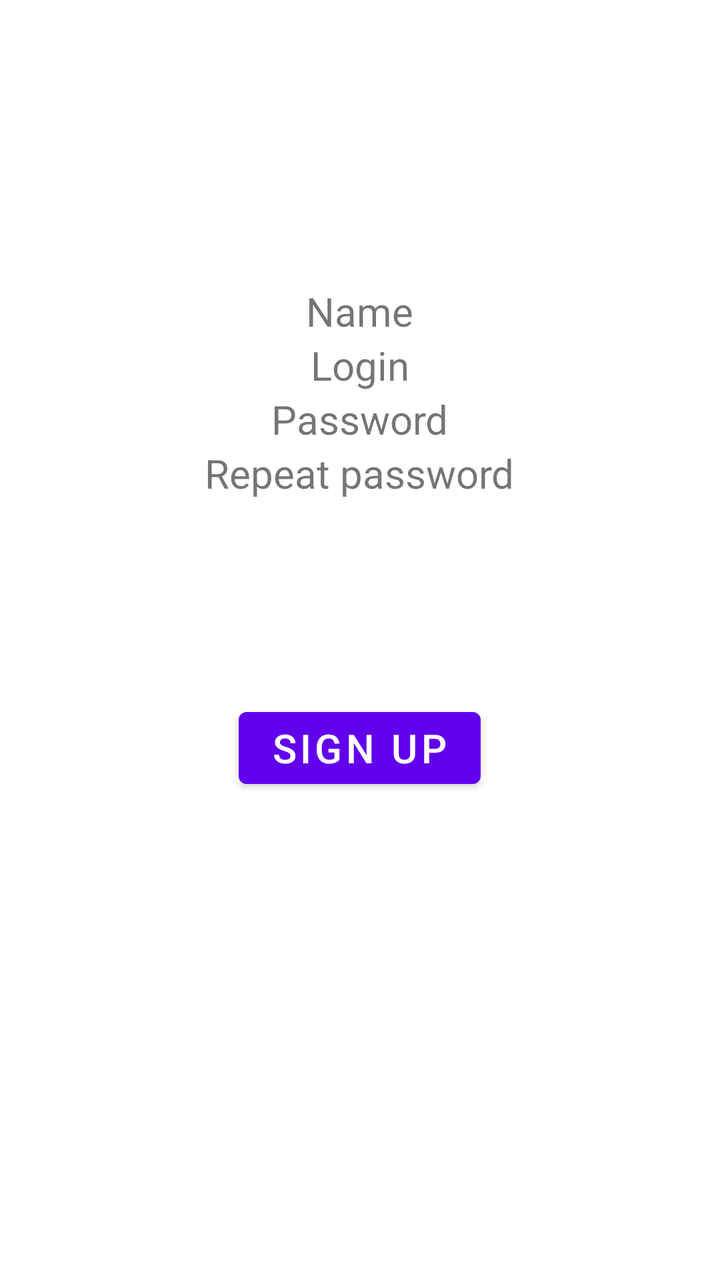
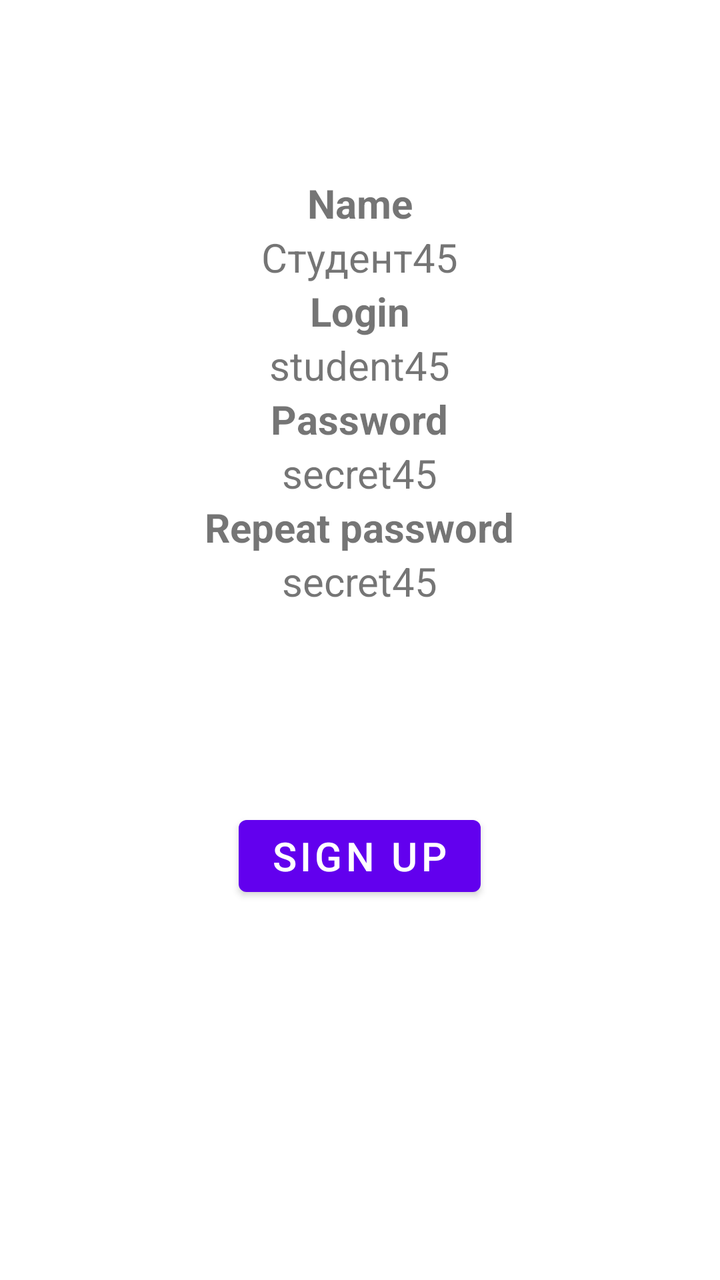

Before-and-after screenshots of an Android layout around one commit, followed by the original layout XML and the change that was made.
<!-- AndroidManifest.xml: application theme AppTheme -->
<!-- res/layout/fragment_registration.xml -->
<?xml version="1.0" encoding="utf-8"?>
<androidx.constraintlayout.widget.ConstraintLayout
    xmlns:android="http://schemas.android.com/apk/res/android"
    xmlns:tools="http://schemas.android.com/tools"
    android:layout_width="match_parent"
    android:layout_height="match_parent"
    >

    <LinearLayout
        android:layout_width="match_parent"
        android:layout_height="match_parent"
        android:gravity="center"
        android:orientation="vertical">

        <TextView
            android:id="@+id/name"
            android:layout_width="wrap_content"
            android:layout_height="wrap_content"
            android:text="@string/name"
            android:textSize="20sp"
            tools:ignore="MissingConstraints"/>

        <TextView
            android:id="@+id/login"
            android:layout_width="wrap_content"
            android:layout_height="wrap_content"
            android:text="@string/login"
            android:textSize="20sp"
            tools:ignore="MissingConstraints"/>

        <TextView
            android:id="@+id/password"
            android:layout_width="wrap_content"
            android:layout_height="wrap_content"
            android:text="@string/password"
            android:textSize="20sp"
            tools:ignore="MissingConstraints"/>

        <TextView
            android:id="@+id/repeat_password"
            android:layout_width="wrap_content"
            android:layout_height="wrap_content"
            android:text="@string/repeat_password"
            android:textSize="20sp"
            tools:ignore="MissingConstraints"/>

        <Button
            android:id="@+id/sign_up"
            android:layout_width="wrap_content"
            android:layout_height="wrap_content"
            android:layout_marginVertical="100dp"
            android:text="@string/sign_up"
            android:textSize="20sp"
            tools:ignore="MissingConstraints"/>

    </LinearLayout>






</androidx.constraintlayout.widget.ConstraintLayout>
<!-- resources referenced by this layout -->
<resources>
  <string name="login">Login</string>
  <string name="name">Name</string>
  <string name="password">Password</string>
  <string name="repeat_password">Repeat password</string>
  <string name="sign_up">Sign up</string>
  <style name="AppTheme" parent="Theme.MaterialComponents.DayNight.DarkActionBar">
          
          <item name="colorPrimary">@color/colorPrimary</item>
          <item name="colorPrimaryDark">@color/colorPrimaryDark</item>
          <item name="colorAccent">@color/colorAccent</item>
      </style>
  <color name="colorPrimary">#6200EE</color>
  <color name="colorPrimaryDark">#3700B3</color>
  <color name="colorAccent">#03DAC5</color>
</resources>

<!-- the commit's change to res/layout/fragment_registration.xml (unified diff, before → after) -->
@@ -18,6 +18,15 @@
             android:layout_height="wrap_content"
             android:text="@string/name"
             android:textSize="20sp"
+            tools:ignore="MissingConstraints"
+            android:textStyle="bold"/>
+
+        <TextView
+            android:id="@+id/student_name"
+            android:layout_width="wrap_content"
+            android:layout_height="wrap_content"
+            android:text="@string/student_name"
+            android:textSize="20sp"
             tools:ignore="MissingConstraints"/>
 
         <TextView
@@ -25,6 +34,15 @@
             android:layout_width="wrap_content"
             android:layout_height="wrap_content"
             android:text="@string/login"
+            android:textSize="20sp"
+            tools:ignore="MissingConstraints"
+            android:textStyle="bold"/>
+
+        <TextView
+            android:id="@+id/student_login"
+            android:layout_width="wrap_content"
+            android:layout_height="wrap_content"
+            android:text="@string/student45"
             android:textSize="20sp"
             tools:ignore="MissingConstraints"/>
 
@@ -34,6 +52,15 @@
             android:layout_height="wrap_content"
             android:text="@string/password"
             android:textSize="20sp"
+            tools:ignore="MissingConstraints"
+            android:textStyle="bold"/>
+
+        <TextView
+            android:id="@+id/student_password"
+            android:layout_width="wrap_content"
+            android:layout_height="wrap_content"
+            android:text="@string/secret45"
+            android:textSize="20sp"
             tools:ignore="MissingConstraints"/>
 
         <TextView
@@ -41,6 +68,15 @@
             android:layout_width="wrap_content"
             android:layout_height="wrap_content"
             android:text="@string/repeat_password"
+            android:textSize="20sp"
+            tools:ignore="MissingConstraints"
+            android:textStyle="bold"/>
+
+        <TextView
+            android:id="@+id/student_repeat_password"
+            android:layout_width="wrap_content"
+            android:layout_height="wrap_content"
+            android:text="@string/secret45"
             android:textSize="20sp"
             tools:ignore="MissingConstraints"/>
 
@@ -54,10 +90,4 @@
             tools:ignore="MissingConstraints"/>
 
     </LinearLayout>
-
-
-
-
-
-
 </androidx.constraintlayout.widget.ConstraintLayout>
<!-- resource entries referenced after the edit -->
@@ -4,7 +4,10 @@
   <string name="name">Name</string>
   <string name="password">Password</string>
   <string name="repeat_password">Repeat password</string>
+  <string name="secret45" translatable="false">secret45</string>
   <string name="sign_up">Sign up</string>
+  <string name="student45" translatable="false">student45</string>
+  <string name="student_name" translatable="false">Студент45</string>
   <style name="AppTheme" parent="Theme.MaterialComponents.DayNight.DarkActionBar">
           
           <item name="colorPrimary">@color/colorPrimary</item>
